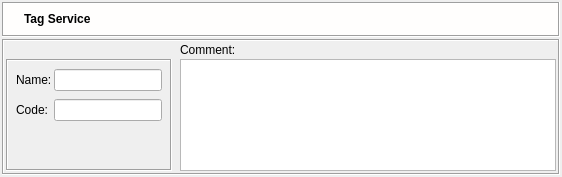
Old version of the form src/gui/tagservicedialog_q.ui in the repository fwbuilder/fwbuilder.
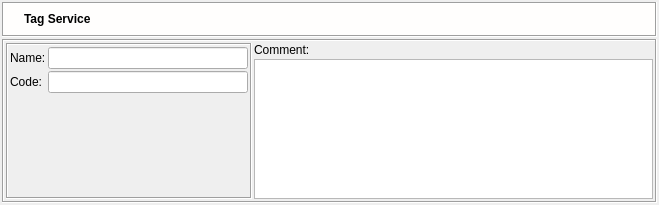
New version of the form. Icons and pictures are not drawn.

The edit to the form file:
```diff
--- a/src/gui/tagservicedialog_q.ui
+++ b/src/gui/tagservicedialog_q.ui
@@ -5,8 +5,8 @@
    <rect>
     <x>0</x>
     <y>0</y>
-    <width>562</width>
-    <height>177</height>
+    <width>659</width>
+    <height>205</height>
    </rect>
   </property>
   <property name="windowTitle" >
@@ -217,48 +217,7 @@
         <enum>QFrame::Sunken</enum>
        </property>
        <layout class="QGridLayout" >
-        <property name="leftMargin" >
-         <number>2</number>
-        </property>
-        <property name="topMargin" >
-         <number>2</number>
-        </property>
-        <property name="rightMargin" >
-         <number>2</number>
-        </property>
-        <property name="bottomMargin" >
-         <number>2</number>
-        </property>
-        <property name="horizontalSpacing" >
-         <number>8</number>
-        </property>
-        <property name="verticalSpacing" >
-         <number>2</number>
-        </property>
-        <item row="1" column="1" >
-         <widget class="QTextEdit" name="comment" >
-          <property name="sizePolicy" >
-           <sizepolicy vsizetype="Expanding" hsizetype="Expanding" >
-            <horstretch>0</horstretch>
-            <verstretch>100</verstretch>
-           </sizepolicy>
-          </property>
-          <property name="tabChangesFocus" >
-           <bool>true</bool>
-          </property>
-         </widget>
-        </item>
-        <item row="0" column="1" >
-         <widget class="QLabel" name="textLabel2" >
-          <property name="text" >
-           <string>Comment:</string>
-          </property>
-          <property name="wordWrap" >
-           <bool>false</bool>
-          </property>
-         </widget>
-        </item>
-        <item row="1" column="0" >
+        <item rowspan="2" row="0" column="0" >
          <widget class="QFrame" name="frame39" >
           <property name="frameShape" >
            <enum>QFrame::Box</enum>
@@ -267,25 +226,53 @@
            <enum>QFrame::Sunken</enum>
           </property>
           <layout class="QGridLayout" >
-           <property name="leftMargin" >
-            <number>8</number>
-           </property>
-           <property name="topMargin" >
-            <number>8</number>
-           </property>
-           <property name="rightMargin" >
-            <number>8</number>
-           </property>
-           <property name="bottomMargin" >
-            <number>8</number>
-           </property>
-           <property name="horizontalSpacing" >
-            <number>2</number>
-           </property>
-           <property name="verticalSpacing" >
-            <number>8</number>
-           </property>
-           <item row="3" column="1" >
+           <item row="0" column="0" >
+            <widget class="QLabel" name="textLabel1" >
+             <property name="text" >
+              <string>Name:</string>
+             </property>
+             <property name="wordWrap" >
+              <bool>false</bool>
+             </property>
+            </widget>
+           </item>
+           <item row="0" column="1" >
+            <widget class="QLineEdit" name="obj_name" >
+             <property name="sizePolicy" >
+              <sizepolicy vsizetype="Fixed" hsizetype="Preferred" >
+               <horstretch>0</horstretch>
+               <verstretch>0</verstretch>
+              </sizepolicy>
+             </property>
+             <property name="minimumSize" >
+              <size>
+               <width>200</width>
+               <height>0</height>
+              </size>
+             </property>
+            </widget>
+           </item>
+           <item row="1" column="0" >
+            <widget class="QLabel" name="textLabel2_2" >
+             <property name="text" >
+              <string>Code:</string>
+             </property>
+             <property name="wordWrap" >
+              <bool>false</bool>
+             </property>
+            </widget>
+           </item>
+           <item row="1" column="1" >
+            <widget class="QLineEdit" name="tagcode" >
+             <property name="sizePolicy" >
+              <sizepolicy vsizetype="Fixed" hsizetype="Preferred" >
+               <horstretch>0</horstretch>
+               <verstretch>0</verstretch>
+              </sizepolicy>
+             </property>
+            </widget>
+           </item>
+           <item row="2" column="1" >
             <spacer>
              <property name="orientation" >
               <enum>Qt::Vertical</enum>
@@ -301,55 +288,38 @@
              </property>
             </spacer>
            </item>
-           <item row="0" column="1" >
-            <widget class="QLineEdit" name="obj_name" >
-             <property name="sizePolicy" >
-              <sizepolicy vsizetype="Fixed" hsizetype="Preferred" >
-               <horstretch>0</horstretch>
-               <verstretch>0</verstretch>
-              </sizepolicy>
-             </property>
-             <property name="minimumSize" >
-              <size>
-               <width>0</width>
-               <height>0</height>
-              </size>
-             </property>
-            </widget>
-           </item>
-           <item row="0" column="0" >
-            <widget class="QLabel" name="textLabel1" >
-             <property name="text" >
-              <string>Name:</string>
-             </property>
-             <property name="wordWrap" >
-              <bool>false</bool>
-             </property>
-            </widget>
-           </item>
-           <item row="2" column="0" >
-            <widget class="QLabel" name="textLabel2_2" >
-             <property name="text" >
-              <string>Code:</string>
-             </property>
-             <property name="wordWrap" >
-              <bool>false</bool>
-             </property>
-            </widget>
-           </item>
-           <item row="2" column="1" >
-            <widget class="QLineEdit" name="tagcode" >
-             <property name="sizePolicy" >
-              <sizepolicy vsizetype="Fixed" hsizetype="Preferred" >
-               <horstretch>0</horstretch>
-               <verstretch>0</verstretch>
-              </sizepolicy>
-             </property>
-            </widget>
-           </item>
           </layout>
          </widget>
         </item>
+        <item row="0" column="1" >
+         <widget class="QLabel" name="textLabel2" >
+          <property name="sizePolicy" >
+           <sizepolicy vsizetype="Fixed" hsizetype="Preferred" >
+            <horstretch>0</horstretch>
+            <verstretch>0</verstretch>
+           </sizepolicy>
+          </property>
+          <property name="text" >
+           <string>Comment:</string>
+          </property>
+          <property name="wordWrap" >
+           <bool>false</bool>
+          </property>
+         </widget>
+        </item>
+        <item row="1" column="1" >
+         <widget class="QTextEdit" name="comment" >
+          <property name="sizePolicy" >
+           <sizepolicy vsizetype="Expanding" hsizetype="Expanding" >
+            <horstretch>0</horstretch>
+            <verstretch>100</verstretch>
+           </sizepolicy>
+          </property>
+          <property name="tabChangesFocus" >
+           <bool>true</bool>
+          </property>
+         </widget>
+        </item>
        </layout>
       </widget>
      </item>
```
